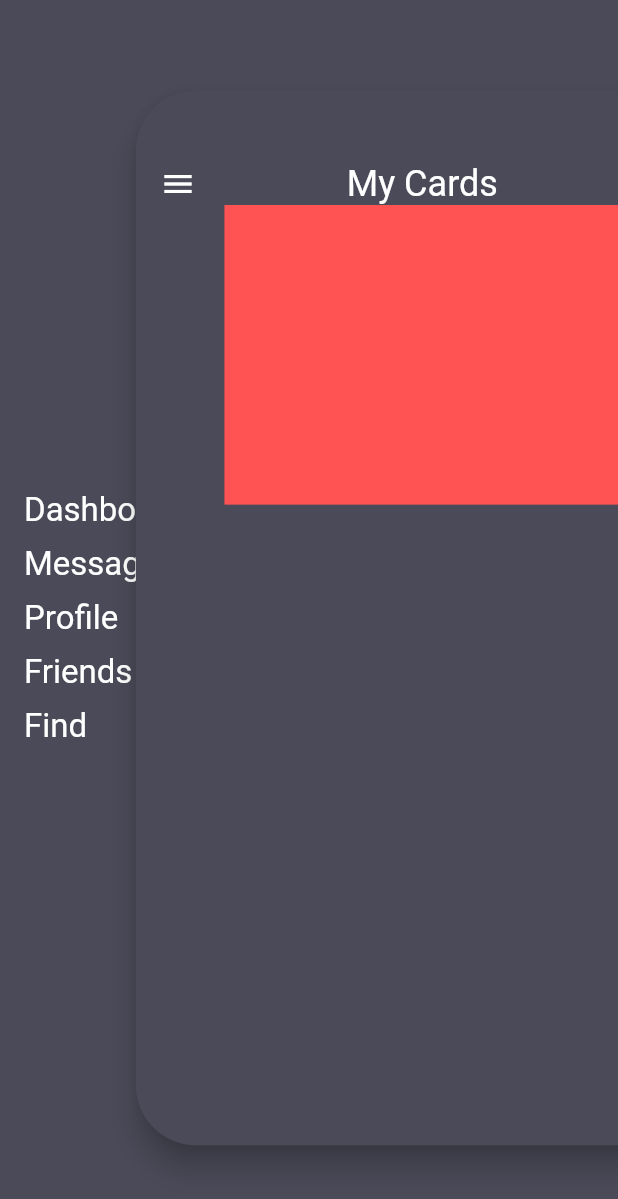
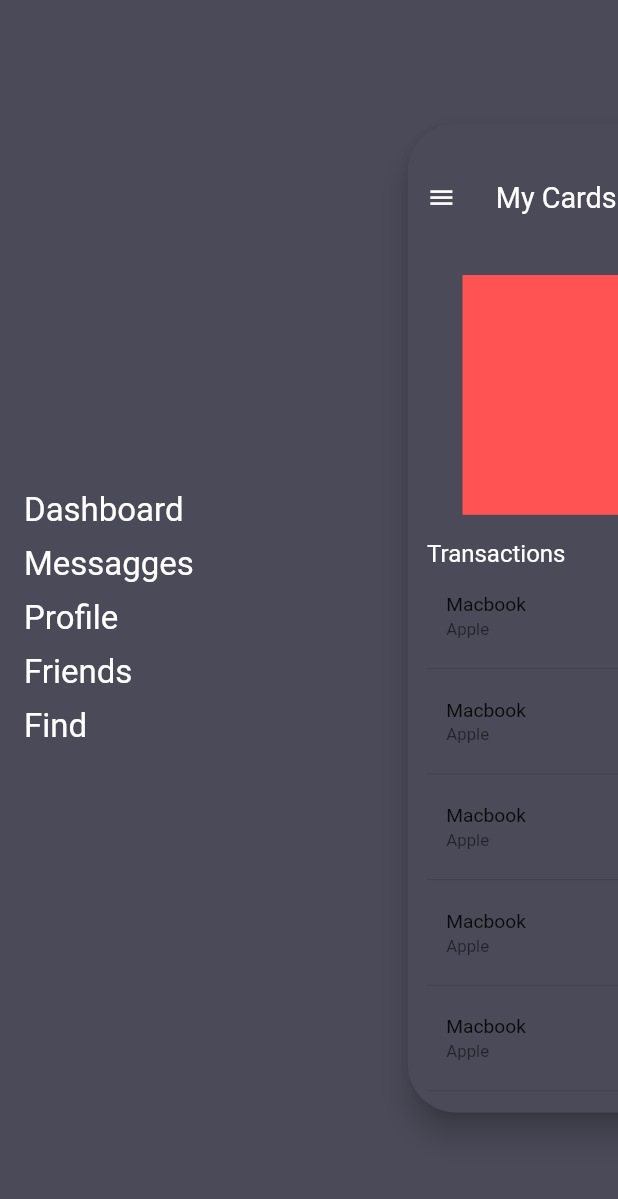
Before and after one commit to estefanofc/FriendApp, a Flutter app: the screen it shows after launch, after a tap on the "menu" icon, on a phone screen of 412 x 824 dp. Shown: the top 1199 px of the screen. Run offline on Flutter 3.47's test engine with Material 2 defaults, Android fonts, the phone set to English and light mode, and no system bars.

Commit message:
added sidebar

```diff
--- a/lib/menu_dashboard_layout.dart
+++ b/lib/menu_dashboard_layout.dart
@@ -7,10 +7,33 @@ class MenuDashboardPage extends StatefulWidget {
   _MenuDashboardPageState createState() => _MenuDashboardPageState();
 }
 
-class _MenuDashboardPageState extends State<MenuDashboardPage> {
+class _MenuDashboardPageState extends State<MenuDashboardPage>
+    with SingleTickerProviderStateMixin {
   bool isCollapsed = true;
   double screenHeight, screenWidth;
-  final Duration duration = const Duration(milliseconds: 3000);
+  final Duration duration = const Duration(milliseconds: 300);
+  AnimationController _controller;
+  Animation<double> _scaleAnimation;
+  Animation<double> _menuScaleAnimation;
+  Animation<Offset> _slideAnimation;
+
+  @override
+  void initState() {
+    super.initState();
+    _controller = AnimationController(vsync: this, duration: duration);
+    _scaleAnimation = Tween<double>(begin: 1, end: 0.8).animate(_controller);
+    _menuScaleAnimation =
+        Tween<double>(begin: 0.5, end: 1).animate(_controller);
+    _slideAnimation = Tween<Offset>(begin: Offset(-1, 0), end: Offset(0, 0))
+        .animate(_controller);
+  }
+
+  @override
+  void dispose() {
+    _controller.dispose();
+    super.dispose();
+  }
+
   @override
   Widget build(BuildContext context) {
     Size size = MediaQuery.of(context).size;
@@ -28,7 +51,11 @@ class _MenuDashboardPageState extends State<MenuDashboardPage> {
   }
 
   Widget menu(context) {
-    return Padding(
+    return SlideTransition(
+      position: _slideAnimation,
+      child: ScaleTransition(
+        scale: _menuScaleAnimation,
+        child: Padding(
           padding: const EdgeInsets.only(left: 16.0),
           child: Align(
             alignment: Alignment.centerLeft,
@@ -64,24 +91,32 @@ class _MenuDashboardPageState extends State<MenuDashboardPage> {
               ],
             ),
           ),
+        ),
+      ),
     );
   }
 
   Widget dashboard(context) {
     return AnimatedPositioned(
       duration: duration,
-      top: isCollapsed ? 0 : 0.2 * screenHeight,
-      bottom: isCollapsed ? 0 : 0.2 * screenHeight,
+      top: 0,
+      bottom: 0,
       left: isCollapsed ? 0 : 0.6 * screenWidth,
-      right: isCollapsed ? 0 : -0.4 * screenWidth,
+      right: isCollapsed ? 0 : -0.2 * screenWidth,
+      child: ScaleTransition(
+        scale: _scaleAnimation,
         child: Material(
           animationDuration: duration,
           borderRadius: BorderRadius.all(Radius.circular(40)),
           elevation: 8,
           color: backgroundColor,
+          child: SingleChildScrollView(
+            scrollDirection: Axis.vertical,
+            physics: ClampingScrollPhysics(),
             child: Container(
               padding: const EdgeInsets.only(left: 16, right: 16, top: 48),
               child: Column(
+                crossAxisAlignment: CrossAxisAlignment.start,
                 children: <Widget>[
                   Row(
                     mainAxisAlignment: MainAxisAlignment.spaceBetween,
@@ -91,6 +126,11 @@ class _MenuDashboardPageState extends State<MenuDashboardPage> {
                         child: Icon(Icons.menu, color: Colors.white),
                         onTap: () {
                           setState(() {
+                            if (isCollapsed) {
+                              _controller.forward();
+                            } else {
+                              _controller.reverse();
+                            }
                             isCollapsed = !isCollapsed;
                           });
                         },
@@ -99,6 +139,9 @@ class _MenuDashboardPageState extends State<MenuDashboardPage> {
                           style: TextStyle(fontSize: 24, color: Colors.white)),
                       Icon(Icons.settings, color: Colors.white),
                     ],
+                  ),
+                  SizedBox(
+                    height: 50,
                   ),
                   Container(
                     height: 200,
@@ -125,7 +168,38 @@ class _MenuDashboardPageState extends State<MenuDashboardPage> {
                       ],
                     ),
                   ),
+                  SizedBox(
+                    height: 20,
+                  ),
+                  Text(
+                    "Transactions",
+                    style: TextStyle(
+                      color: Colors.white,
+                      fontSize: 20,
+                    ),
+                  ),
+                  SizedBox(
+                    height: 5,
+                  ),
+                  ListView.separated(
+                    shrinkWrap: true,
+                    itemBuilder: (context, index) {
+                      return ListTile(
+                        title: Text("Macbook"),
+                        subtitle: Text("Apple"),
+                        trailing: Text("-2900"),
+                      );
+                    },
+                    separatorBuilder: (context, index) {
+                      return Divider(
+                        height: 16,
+                      );
+                    },
+                    itemCount: 10,
+                  )
                 ],
+              ),
+            ),
           ),
         ),
       ),
```
Lines whose indentation alone changed are shown as unchanged.
